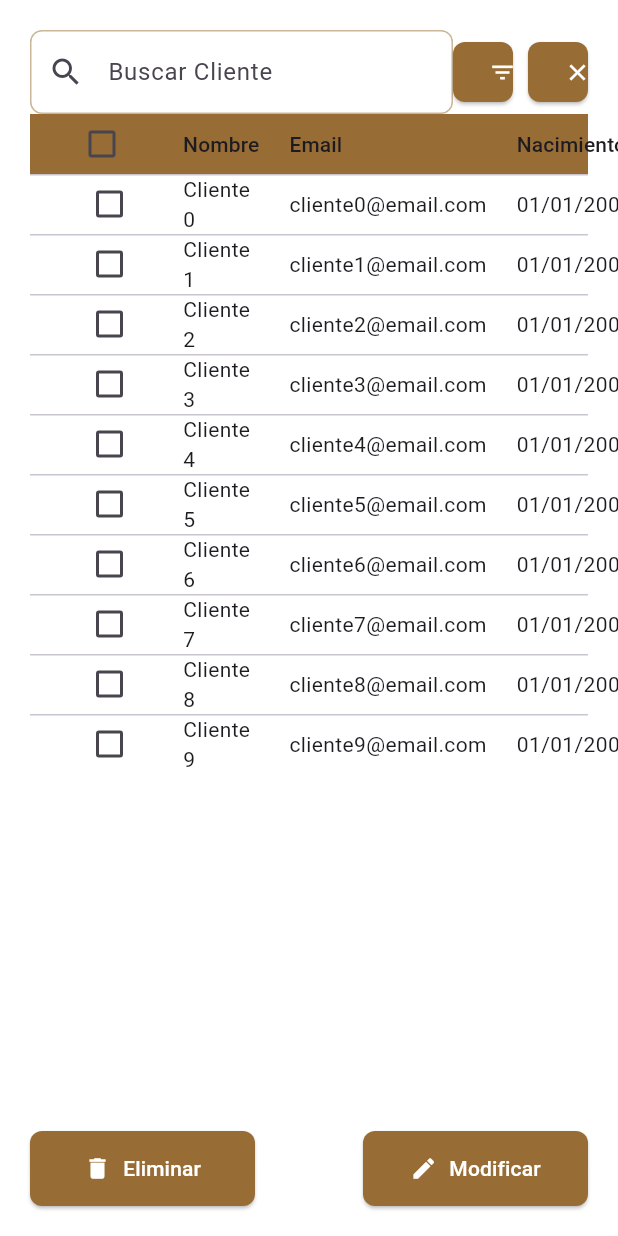
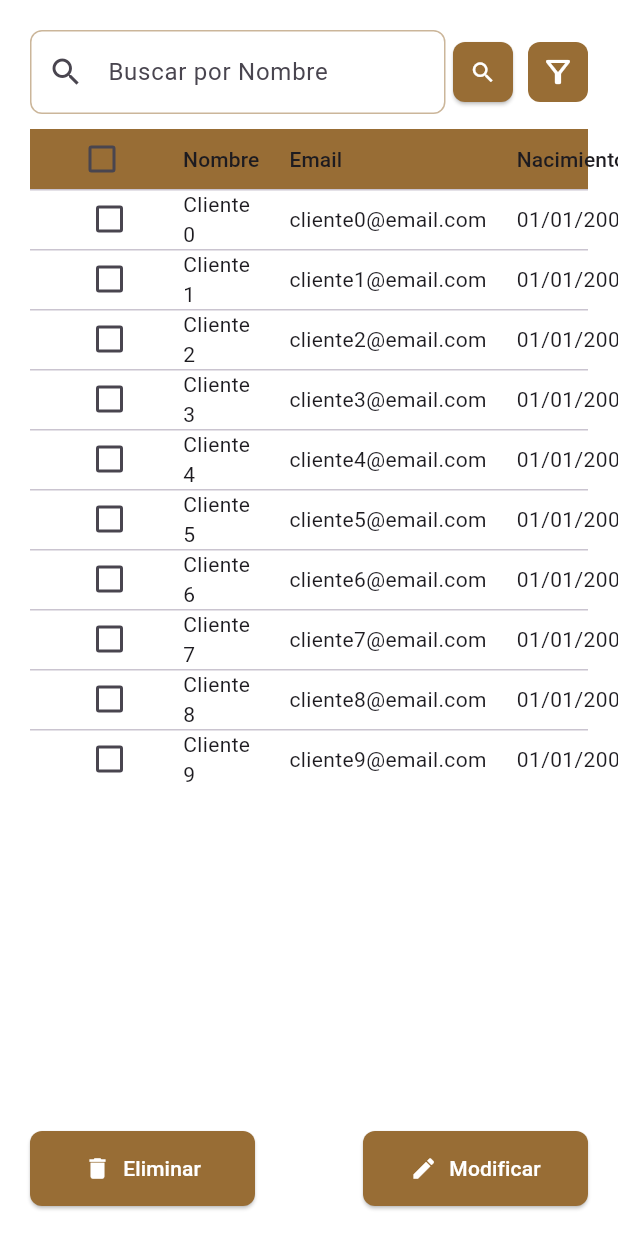
Before and after one commit to AryGimenez/Proyecto-EstudioContable-, a Flutter app: the ClientsScreen screen opened directly, on a phone screen of 412 x 824 dp. Run offline on Flutter 3.47's test engine with Material 3 defaults, Android fonts, the phone set to English and light mode, and no system bars.

Commit message:
organicé la ventana cliente e hice la funcionalidad de buscar por cada filtro dispoible

```diff
--- a/frontend/flutter_gestion_contable/lib/screensy/clients/clients_handler.dart
+++ b/frontend/flutter_gestion_contable/lib/screensy/clients/clients_handler.dart
@@ -1,19 +1,48 @@
 class ClientsHandler {
   Map<int, bool> _selectedRows = {};
   bool _isAllSelected = false;
+
+  final List<Map<String, String>> _clients = List.generate(10, (index) {
+    return {
+      'Nombre': 'Cliente $index',
+      'Email': 'cliente$index@email.com',
+      'Nacimiento': '01/01/2000',
+      'WhatsApp': '+598 98 123 456',
+      'Montos del Mes': '\$3,500',
+      'Contacto': '+598 98 123 456',
+      'Dirección': 'Calle X',
+    };
+  });
+
+  List<Map<String, String>> filteredClients = [];
+
+  ClientsHandler() {
+    filteredClients = List.from(_clients);
+  }
 
   Map<int, bool> getSelectedRows() => _selectedRows;
   bool get isAllSelected => _isAllSelected;
 
   void toggleRowSelection(int index, bool value) {
     _selectedRows[index] = value;
-    _isAllSelected = _selectedRows.length == 10 && _selectedRows.values.every((isSelected) => isSelected);
+    _isAllSelected = _selectedRows.length == _clients.length &&
+        _selectedRows.values.every((isSelected) => isSelected);
   }
 
   void selectAll(bool value) {
     _isAllSelected = value;
-    for (int i = 0; i < 10; i++) {
+    for (int i = 0; i < _clients.length; i++) {
       _selectedRows[i] = value;
     }
   }
+
+  void filterClients(String query, String filterBy) {
+    if (query.isEmpty) {
+      filteredClients = List.from(_clients);
+    } else {
+      filteredClients = _clients
+          .where((client) => client[filterBy]!.toLowerCase().contains(query.toLowerCase()))
+          .toList();
+    }
+  }
 }
--- a/frontend/flutter_gestion_contable/lib/screensy/clients/clients_screen.dart
+++ b/frontend/flutter_gestion_contable/lib/screensy/clients/clients_screen.dart
@@ -11,6 +11,8 @@ class ClientsScreen extends StatefulWidget {
 
 class _ClientsScreenState extends State<ClientsScreen> {
   final ClientsHandler _handler = ClientsHandler();
+  String selectedFilter = 'Nombre'; // Filtro por defecto
+  TextEditingController _searchController = TextEditingController();
 
   @override
   Widget build(BuildContext context) {
@@ -20,7 +22,13 @@ class _ClientsScreenState extends State<ClientsScreen> {
         child: Column(
           crossAxisAlignment: CrossAxisAlignment.start,
           children: [
-            SearchBar(),
+            SearchBar(
+              controller: _searchController,
+              selectedFilter: selectedFilter,
+              onSearch: _onSearch,
+              onFilterChange: _onFilterChange,
+            ),
+            const SizedBox(height: 10),
             Expanded(
               child: ClientsTable(
                 handler: _handler,
@@ -43,61 +51,96 @@ class _ClientsScreenState extends State<ClientsScreen> {
       ),
     );
   }
+
+  void _onSearch() {
+    setState(() {
+      _handler.filterClients(_searchController.text, selectedFilter);
+    });
+  }
+
+  void _onFilterChange(String? value) {
+    setState(() {
+      selectedFilter = value ?? 'Nombre';
+    });
+  }
 }
 
 class SearchBar extends StatelessWidget {
+  final TextEditingController controller;
+  final String selectedFilter;
+  final VoidCallback onSearch;
+  final Function(String?) onFilterChange;
+
+  const SearchBar({
+    required this.controller,
+    required this.selectedFilter,
+    required this.onSearch,
+    required this.onFilterChange,
+  });
+
   @override
   Widget build(BuildContext context) {
     return Row(
-      mainAxisAlignment: MainAxisAlignment.spaceBetween,
       children: [
         // Campo de búsqueda
         Expanded(
           child: TextField(
+            controller: controller,
             decoration: InputDecoration(
-              labelText: 'Buscar Cliente',
-              prefixIcon: Icon(Icons.search),
+              labelText: 'Buscar por $selectedFilter',
+              prefixIcon: const Icon(Icons.search),
               border: OutlineInputBorder(
                 borderRadius: BorderRadius.circular(8),
               ),
             ),
           ),
         ),
-        // Botones a la derecha
-        Row(
-          children: [
-            // Primer botón
+        const SizedBox(width: 5),
+        // Botón de búsqueda
         SizedBox(
-              width: 40, // Tamaño cuadrado para el botón
+          width: 40,
           height: 40,
           child: ElevatedButton(
-                onPressed: () {},
+            onPressed: onSearch,
             style: ElevatedButton.styleFrom(
               shape: RoundedRectangleBorder(
                 borderRadius: BorderRadius.circular(8),
               ),
               backgroundColor: AppColors.primary,
+              padding: EdgeInsets.zero,
             ),
-                child: Icon(Icons.filter_list, color: Colors.white),
+            child: const Center(
+              child: Icon(Icons.search, color: Colors.white),
             ),
           ),
-            const SizedBox(width: 10), // Espacio entre los botones
-            // Segundo botón
+        ),
+        const SizedBox(width: 10),
+        // Botón de filtro
         SizedBox(
-              width: 40, // Tamaño cuadrado para el botón
+          width: 40,
           height: 40,
-              child: ElevatedButton(
-                onPressed: () {},
-                style: ElevatedButton.styleFrom(
+          child: Container(
+            decoration: BoxDecoration(
+              color: AppColors.primary,
+              borderRadius: BorderRadius.circular(8),
+            ),
+            child: PopupMenuButton<String>(
+              onSelected: onFilterChange,
+              itemBuilder: (BuildContext context) {
+                return ['Nombre', 'Email', 'Nacimiento', 'WhatsApp', 'Montos del Mes', 'Contacto', 'Dirección'].map((String option) {
+                  return PopupMenuItem<String>(
+                    value: option,
+                    child: Text(option),
+                  );
+                }).toList();
+              },
+              icon: const Icon(Icons.filter_alt_outlined, color: Colors.white),
+              color: Colors.white,
               shape: RoundedRectangleBorder(
                 borderRadius: BorderRadius.circular(8),
               ),
-                  backgroundColor: AppColors.primary,
-                ),
-                child: Icon(Icons.clear, color: Colors.white),
             ),
           ),
-          ],
         ),
       ],
     );
@@ -117,12 +160,9 @@ class ClientsTable extends StatelessWidget {
 
   @override
   Widget build(BuildContext context) {
-    return Expanded(
-      child: SingleChildScrollView(
+    return SingleChildScrollView(
       child: SizedBox(
         width: double.infinity,
-          child: SingleChildScrollView(
-            scrollDirection: Axis.vertical,
         child: DataTable(
           columnSpacing: 20.0,
           dataRowHeight: 40.0,
@@ -145,9 +185,13 @@ class ClientsTable extends StatelessWidget {
             const DataColumn(label: Text('Contacto')),
             const DataColumn(label: Text('Dirección')),
           ],
-              rows: List.generate(
-                10,
-                (index) => DataRow(
+          rows: handler.filteredClients.isNotEmpty
+              ? List.generate(
+                  handler.filteredClients.length,
+                  (index) {
+                    final client = handler.filteredClients[index];
+
+                    return DataRow(
                       selected: handler.getSelectedRows()[index] ?? false,
                       cells: [
                         DataCell(
@@ -163,23 +207,35 @@ class ClientsTable extends StatelessWidget {
                             ),
                           ),
                         ),
-                    DataCell(Text('Cliente $index')),
-                    DataCell(Text('cliente$index@email.com')),
-                    DataCell(Text('01/01/2000')),
-                    DataCell(Text('+598 98 123 456')),
-                    DataCell(Text('\$3,500')),
-                    DataCell(Text('+598 98 123 456')),
-                    DataCell(Text('calle x')),
+                        DataCell(Text(client['Nombre'] ?? '')),
+                        DataCell(Text(client['Email'] ?? '')),
+                        DataCell(Text(client['Nacimiento'] ?? '')),
+                        DataCell(Text(client['WhatsApp'] ?? '')),
+                        DataCell(Text(client['Montos del Mes'] ?? '')),
+                        DataCell(Text(client['Contacto'] ?? '')),
+                        DataCell(Text(client['Dirección'] ?? '')),
                       ],
-                ),
-              ),
-            ),
-          ),
+                    );
+                  },
+                )
+              : [
+                  const DataRow(cells: [
+                    DataCell(Text('No se encontraron clientes', style: TextStyle(fontStyle: FontStyle.italic))),
+                    DataCell(Text('')),
+                    DataCell(Text('')),
+                    DataCell(Text('')),
+                    DataCell(Text('')),
+                    DataCell(Text('')),
+                    DataCell(Text('')),
+                    DataCell(Text('')),
+                  ])
+                ],
         ),
       ),
     );
   }
 }
+
 
 class ActionButtons extends StatelessWidget {
   @override
@@ -196,7 +252,8 @@ class ActionButtons extends StatelessWidget {
               padding: const EdgeInsets.symmetric(vertical: 12),
             ),
             icon: const Icon(Icons.delete, color: Colors.white),
-            label: const Text('Eliminar', style: TextStyle(color: Colors.white)),
+            label:
+                const Text('Eliminar', style: TextStyle(color: Colors.white)),
           ),
         ),
         SizedBox(
@@ -208,7 +265,8 @@ class ActionButtons extends StatelessWidget {
               padding: const EdgeInsets.symmetric(vertical: 12),
             ),
             icon: const Icon(Icons.edit, color: Colors.white),
-            label: const Text('Modificar', style: TextStyle(color: Colors.white)),
+            label:
+                const Text('Modificar', style: TextStyle(color: Colors.white)),
           ),
         ),
       ],
```
Lines whose indentation alone changed are shown as unchanged.
